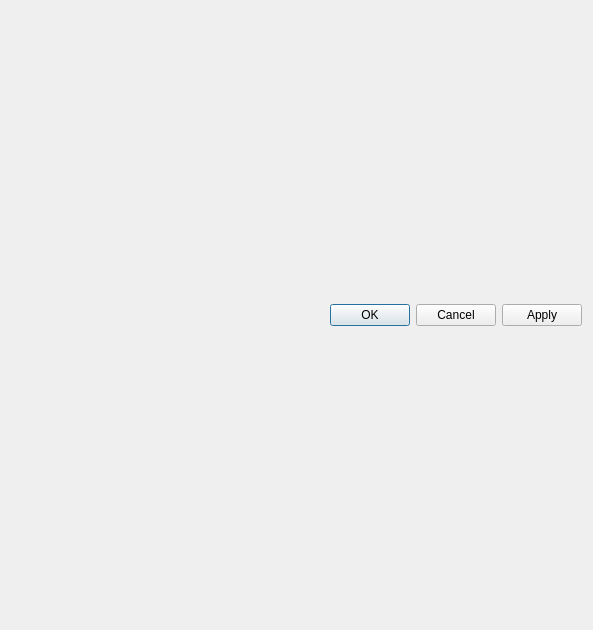
Old version of the form src/libs/vtools/dialogs/tools/piece/dialogseamallowance.ui in the repository FashionFreedom/Seamly2D.
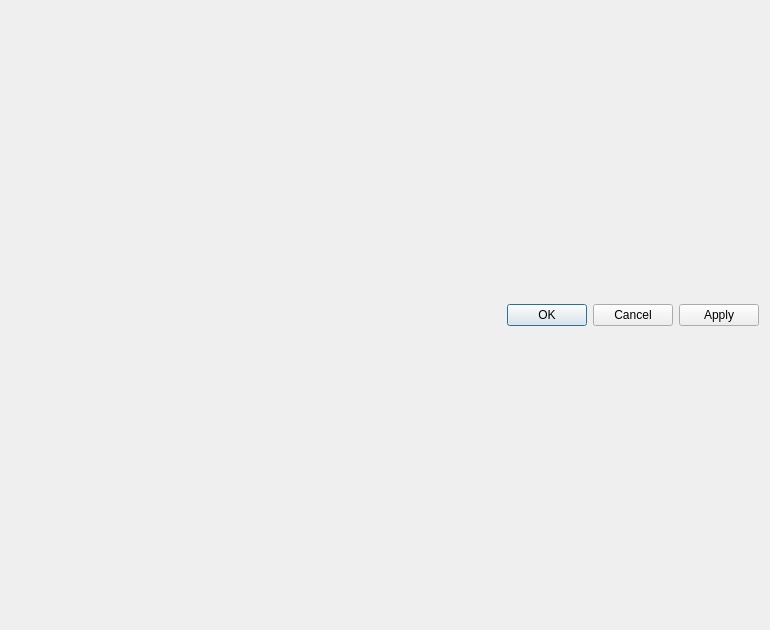
New version of the form. Icons and pictures are not drawn.

```diff
--- a/src/libs/vtools/dialogs/tools/piece/dialogseamallowance.ui
+++ b/src/libs/vtools/dialogs/tools/piece/dialogseamallowance.ui
@@ -6,10 +6,22 @@
    <rect>
     <x>0</x>
     <y>0</y>
-    <width>593</width>
+    <width>770</width>
     <height>630</height>
    </rect>
   </property>
+  <property name="sizePolicy">
+   <sizepolicy hsizetype="Expanding" vsizetype="Preferred">
+    <horstretch>0</horstretch>
+    <verstretch>0</verstretch>
+   </sizepolicy>
+  </property>
+  <property name="minimumSize">
+   <size>
+    <width>770</width>
+    <height>630</height>
+   </size>
+  </property>
   <property name="maximumSize">
    <size>
     <width>16777215</width>
```
